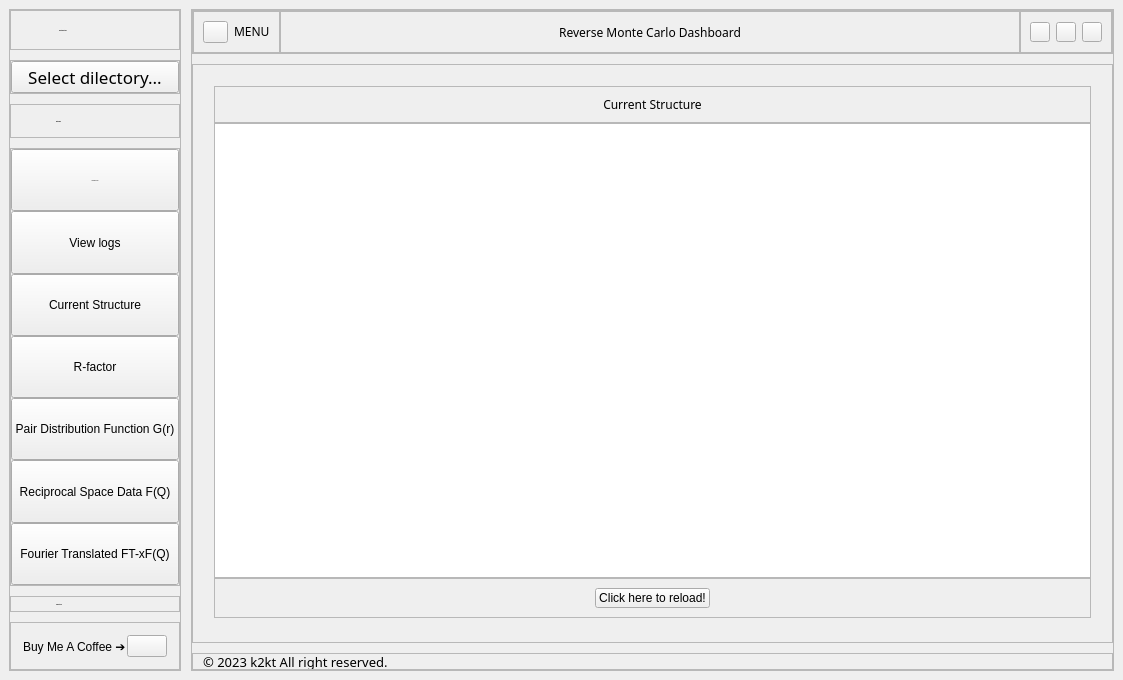
First picture: the form in dashcoard.ui, repository k2kt/RMCProfile_dashboard, before the edit.
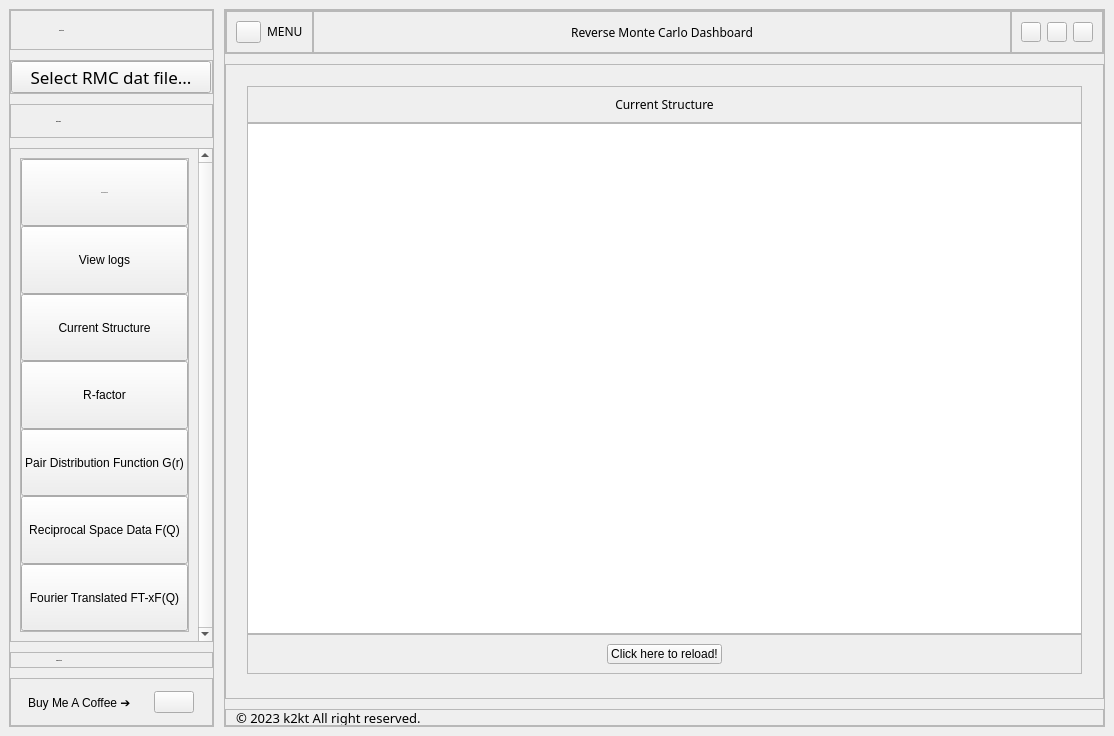
Second picture: the form after the edit. Icons and pictures are not drawn.

Commit message: add vertical scroll area

What changed in the file:
```diff
--- a/dashcoard.ui
+++ b/dashcoard.ui
@@ -7,8 +7,8 @@
    <rect>
     <x>0</x>
     <y>0</y>
-    <width>1123</width>
-    <height>680</height>
+    <width>1114</width>
+    <height>736</height>
    </rect>
   </property>
   <property name="maximumSize">
@@ -236,7 +236,7 @@
              </font>
             </property>
             <property name="text">
-             <string>Select directory</string>
+             <string>Select File</string>
             </property>
             <property name="alignment">
              <set>Qt::AlignCenter</set>
@@ -321,7 +321,7 @@
              <enum>Qt::NoFocus</enum>
             </property>
             <property name="text">
-             <string>Select dilectory...</string>
+             <string>Select RMC dat file...</string>
             </property>
            </widget>
           </item>
@@ -396,6 +396,33 @@
         </widget>
        </item>
        <item>
+        <widget class="QScrollArea" name="scrollArea">
+         <property name="verticalScrollBarPolicy">
+          <enum>Qt::ScrollBarAlwaysOn</enum>
+         </property>
+         <property name="horizontalScrollBarPolicy">
+          <enum>Qt::ScrollBarAlwaysOff</enum>
+         </property>
+         <property name="sizeAdjustPolicy">
+          <enum>QAbstractScrollArea::AdjustToContents</enum>
+         </property>
+         <property name="widgetResizable">
+          <bool>true</bool>
+         </property>
+         <property name="alignment">
+          <set>Qt::AlignCenter</set>
+         </property>
+         <widget class="QWidget" name="scrollAreaWidgetContents">
+          <property name="geometry">
+           <rect>
+            <x>0</x>
+            <y>0</y>
+            <width>227</width>
+            <height>413</height>
+           </rect>
+          </property>
+          <layout class="QHBoxLayout" name="horizontalLayout_14">
+           <item>
         <widget class="QFrame" name="frm_watchdog_b">
          <property name="sizePolicy">
           <sizepolicy hsizetype="Preferred" vsizetype="Preferred">
@@ -541,6 +568,10 @@
            </widget>
           </item>
          </layout>
+            </widget>
+           </item>
+          </layout>
+         </widget>
         </widget>
        </item>
        <item>
```
Left out of the diff: 2 changed lines with no effect on the pictures. Lines whose indentation alone changed are shown as unchanged.
